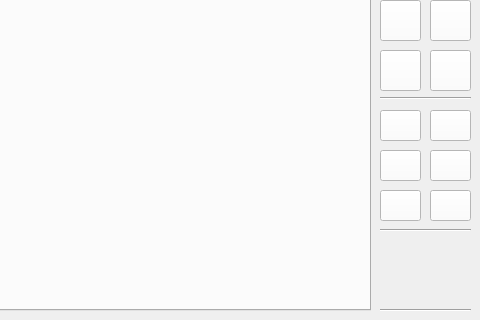
Above: Update/Logic_Gate_Simulator/dlg_home.ui from ElliotHarding/Logic-Gate-Simulator before the change; both pictures show x 320 to 800 and y 280 to 600 of the 800 by 600 pixel window. Below: the same form after it.
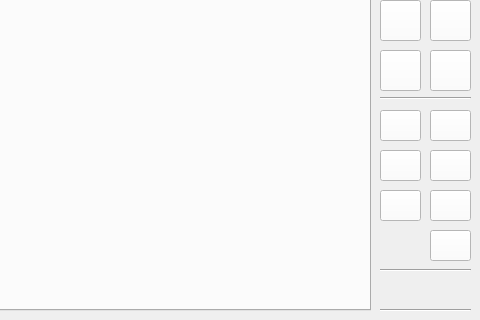
That is the form after the change. Icons and pictures are not drawn.

What changed in the file:
```diff
--- a/Update/Logic_Gate_Simulator/dlg_home.ui
+++ b/Update/Logic_Gate_Simulator/dlg_home.ui
@@ -350,7 +350,7 @@
     <property name="geometry">
      <rect>
       <x>700</x>
-      <y>500</y>
+      <y>540</y>
       <width>91</width>
       <height>20</height>
      </rect>
@@ -586,6 +586,28 @@
      <enum>Qt::Horizontal</enum>
     </property>
    </widget>
+   <widget class="QPushButton" name="btn_test">
+    <property name="geometry">
+     <rect>
+      <x>750</x>
+      <y>510</y>
+      <width>41</width>
+      <height>31</height>
+     </rect>
+    </property>
+    <property name="styleSheet">
+     <string notr="true">background-color: rgb(255, 255, 255);</string>
+    </property>
+    <property name="text">
+     <string/>
+    </property>
+    <property name="iconSize">
+     <size>
+      <width>32</width>
+      <height>32</height>
+     </size>
+    </property>
+   </widget>
   </widget>
   <action name="actionNew_page">
    <property name="text">
```
